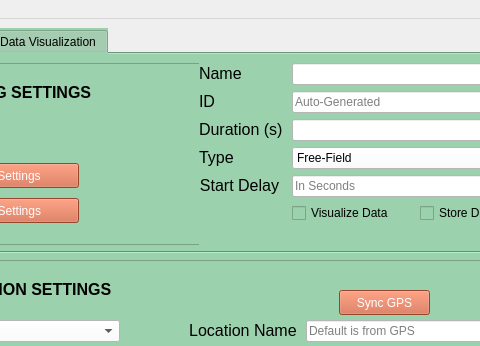
This is GUI/main_tab_layout_V2.ui in jrsm1/EWAS_Application as Qt 5 draws it before an edit; both pictures show x 131 to 611 and y 0 to 346 of the 1067 by 907 pixel window. The edited form follows.
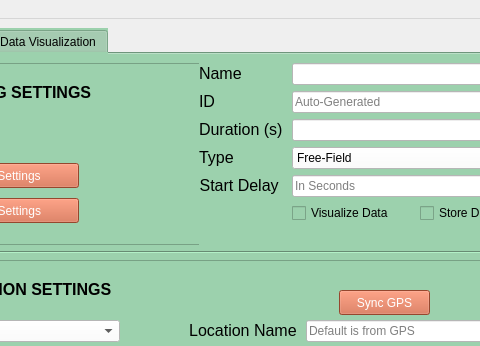
This is the edited form.

Patch:
```diff
--- a/GUI/main_tab_layout_V2.ui
+++ b/GUI/main_tab_layout_V2.ui
@@ -258,7 +258,9 @@
             <item row="4" column="0">
              <widget class="QLabel" name="main_tab_longitud_Label_4">
               <property name="text">
-               <string>&lt;html&gt;&lt;head/&gt;&lt;body&gt;&lt;p align=&quot;right&quot;&gt;&lt;span style=&quot; font-size:12pt;&quot;&gt;Start Delay&lt;/span&gt;&lt;/p&gt;&lt;/body&gt;&lt;/html&gt;</string>
+															<string>&lt;html&gt;&lt;head/&gt;&lt;body&gt;&lt;p align=&quot;right&quot;&gt;&lt;span
+																style=&quot; font-size:12pt;&quot;&gt;Start Delay&lt;/span&gt;&lt;/p&gt;&lt;/body&gt;&lt;/html&gt;
+															</string>
               </property>
               <property name="buddy">
                <cstring>main_tab_RecordingSettings_type_DropDown</cstring>
```
Left out of the diff: 103 changed lines with no effect on the pictures. Lines whose indentation alone changed are shown as unchanged.
